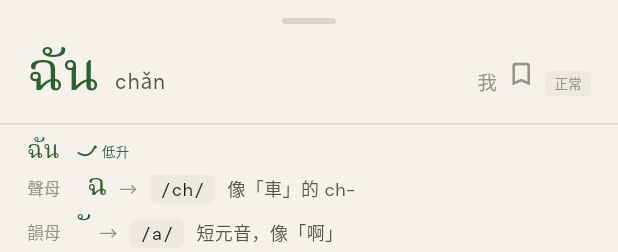
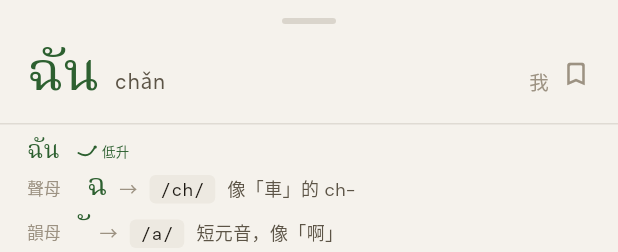
Before and after one commit to ryvn-dev/thai-yu, a Flutter app: the PronunciationCard widget shown alone on an empty page, opened directly with sample values from the repository, on a phone screen of 412 x 824 dp. Shown: the top 252 px of the screen. Run offline on Flutter 3.47's test engine with Material 3 defaults, Android fonts, the phone set to English and light mode, and no system bars; our stand-ins replace drift, flutter_riverpod, flutter_secure_storage, flutter_tts, freezed_annotation, go_router and 4 more; accounts and stored records are empty; generated files the repository leaves out were written again; network calls fail; Roboto replaces fonts that are missing (Noto Serif Thai).

Commit message:
refactor: move TTS speed to result toolbar, use material icons
Speed toggle as circular button (fast_forward/play/slow_motion) in
toolbar next to font pickers. Removed from pronunciation card header.

```diff
--- a/lib/features/analysis/presentation/widgets/pronunciation_card.dart
+++ b/lib/features/analysis/presentation/widgets/pronunciation_card.dart
@@ -113,30 +113,8 @@ class PronunciationCard extends ConsumerWidget {
                 word.gloss,
                 style: const TextStyle(fontSize: 13, color: AppColors.ink3),
               ),
-              const SizedBox(width: 6),
+              const SizedBox(width: 8),
               _SaveWordButton(word: word),
-              const SizedBox(width: 6),
-              // TTS speed toggle
-              Consumer(builder: (context, ref, _) {
-                final speed = ref.watch(ttsSpeedNotifierProvider);
-                return GestureDetector(
-                  onTap: () =>
-                      ref.read(ttsSpeedNotifierProvider.notifier).cycle(),
-                  child: Container(
-                    padding: const EdgeInsets.symmetric(
-                        horizontal: 6, vertical: 2),
-                    decoration: BoxDecoration(
-                      color: AppColors.surface2,
-                      borderRadius: BorderRadius.circular(4),
-                    ),
-                    child: Text(
-                      speed.label,
-                      style: const TextStyle(
-                          fontSize: 9, color: AppColors.ink3),
-                    ),
-                  ),
-                );
-              }),
             ],
           ),
         ),
```
Also changed, not shown: lib/features/analysis/presentation/screens/result_screen.dart (+33 -2 lines).
